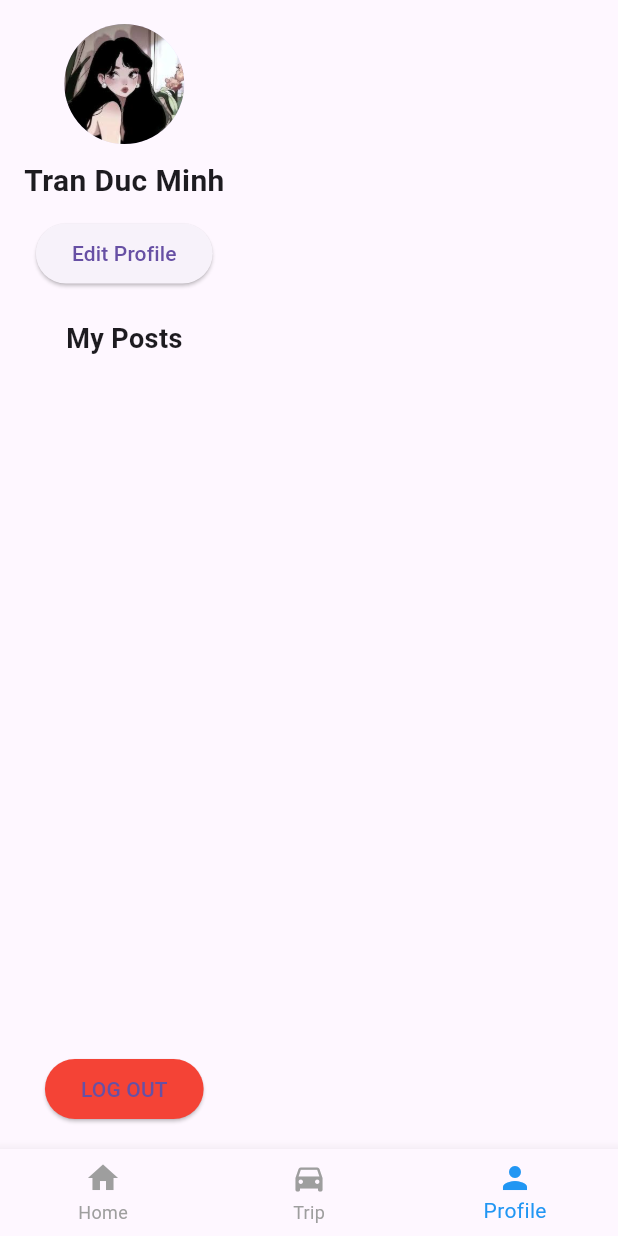
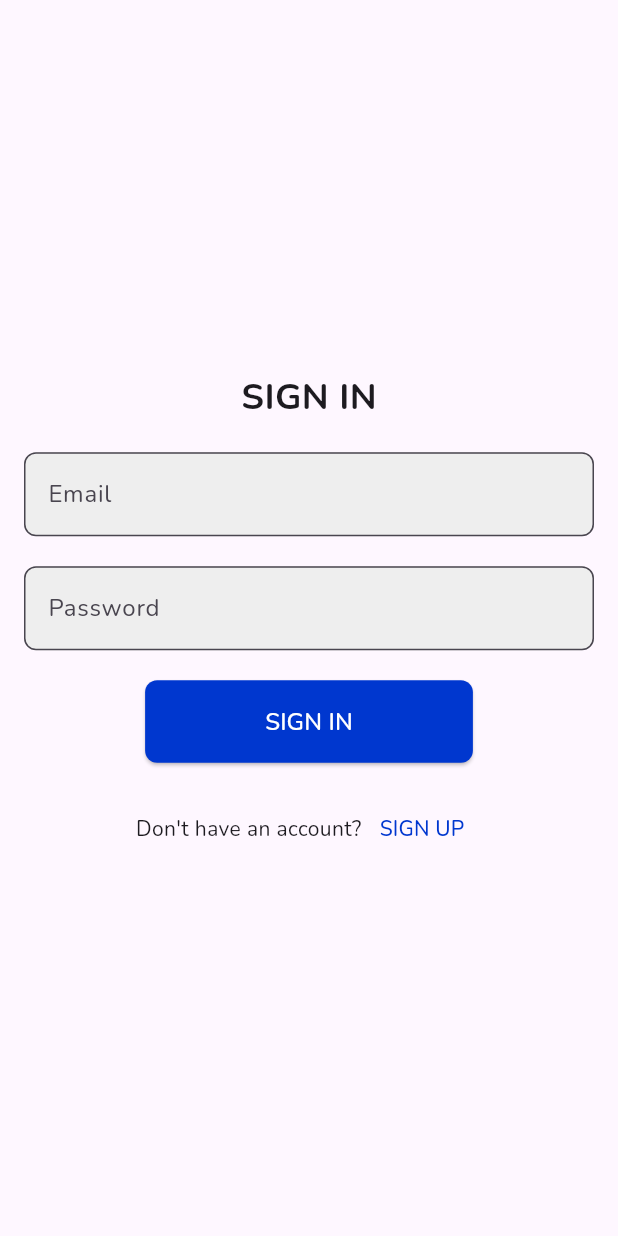
Before and after one commit to Mesh296/treval_application, a Flutter app: the screen it shows after launch, item 3 of the bottom bar chosen, after a tap on "LOG OUT", on a phone screen of 412 x 824 dp. Run offline on Flutter 3.47's test engine with Material 3 defaults, Android fonts, the light colour scheme and no system bars; our stand-ins replace google_fonts.

Commit message:
feat: create login, register page

```diff
--- a/lib/home_page.dart
+++ b/lib/home_page.dart
@@ -1,5 +1,6 @@
 //home_page
 import 'package:flutter/material.dart';
+import 'package:google_fonts/google_fonts.dart';
 
 class HomePage extends StatelessWidget {
   @override
@@ -32,13 +33,20 @@ class HomePage extends StatelessWidget {
               ),
             ),
             // For You section
-            const Padding(
+            Padding(
               padding: EdgeInsets.symmetric(horizontal: 16.0),
               child: Row(
                 mainAxisAlignment: MainAxisAlignment.spaceBetween,
                 children: [
-                  Text("For You", style: TextStyle(fontSize: 22, fontWeight: FontWeight.bold)),
-                  Text("See All >", style: TextStyle(color: Colors.blue, fontSize: 16)),
+                  Text(
+                    "For You",
+                    style: GoogleFonts.nunito(
+                      fontSize: 20,
+                      fontWeight: FontWeight.w800,
+                    ),
+                  ),
+                  Text("See All >",
+                      style: TextStyle(color: Colors.blue, fontSize: 16)),
                 ],
               ),
             ),
@@ -50,9 +58,12 @@ class HomePage extends StatelessWidget {
                   crossAxisSpacing: 10,
                   mainAxisSpacing: 10,
                   children: [
-                    _buildRecommendationCard("Moscow, Russia", "assets/images/moscow.jpg"),
-                    _buildRecommendationCard("Hoi An, Vietnam", "assets/images/hoi_an.jpg"),
-                    _buildRecommendationCard("Nha Trang, Vietnam", "assets/images/nha_trang.jpg"),
+                    _buildRecommendationCard(
+                        "Moscow, Russia", "assets/images/moscow.jpg"),
+                    _buildRecommendationCard(
+                        "Hoi An, Vietnam", "assets/images/hoi_an.jpg"),
+                    _buildRecommendationCard(
+                        "Nha Trang, Vietnam", "assets/images/nha_trang.jpg"),
                   ],
                 ),
               ),
@@ -63,8 +74,15 @@ class HomePage extends StatelessWidget {
               child: Row(
                 mainAxisAlignment: MainAxisAlignment.spaceBetween,
                 children: [
-                  Text("Hot Places", style: TextStyle(fontSize: 22, fontWeight: FontWeight.bold)),
-                  Text("See All >", style: TextStyle(color: Colors.blue, fontSize: 16)),
+                  Text(
+                    "Hot Places",
+                    style: GoogleFonts.nunito(
+                      fontSize: 20,
+                      fontWeight: FontWeight.w800,
+                    ),
+                  ),
+                  Text("See All >",
+                      style: TextStyle(color: Colors.blue, fontSize: 16)),
                 ],
               ),
             ),
@@ -76,8 +94,10 @@ class HomePage extends StatelessWidget {
                   crossAxisSpacing: 10,
                   mainAxisSpacing: 10,
                   children: [
-                    _buildHotPlaceCard("Seoul, Korea", "assets/images/seoul.jpg"),
-                    _buildHotPlaceCard("Paris, France", "assets/images/paris.jpg"),
+                    _buildHotPlaceCard(
+                        "Seoul, Korea", "assets/images/seoul.jpg"),
+                    _buildHotPlaceCard(
+                        "Paris, France", "assets/images/paris.jpg"),
                   ],
                 ),
               ),
@@ -107,7 +127,8 @@ class HomePage extends StatelessWidget {
           ),
           Padding(
             padding: const EdgeInsets.all(8.0),
-            child: Text(location, style: TextStyle(fontSize: 16, fontWeight: FontWeight.bold)),
+            child: Text(location,
+                style: TextStyle(fontSize: 14, fontWeight: FontWeight.normal)),
           ),
         ],
       ),
@@ -133,7 +154,8 @@ class HomePage extends StatelessWidget {
           ),
           Padding(
             padding: const EdgeInsets.all(8.0),
-            child: Text(location, style: TextStyle(fontSize: 16, fontWeight: FontWeight.bold)),
+            child: Text(location,
+                style: TextStyle(fontSize: 14, fontWeight: FontWeight.normal)),
           ),
         ],
       ),
--- a/lib/main.dart
+++ b/lib/main.dart
@@ -1,5 +1,6 @@
 // main.dart
 import 'package:flutter/material.dart';
+import 'package:google_fonts/google_fonts.dart';
 import 'home_page.dart';
 import 'trip_page.dart';
 import 'profile_page.dart';
@@ -14,6 +15,9 @@ class TravelPlannerApp extends StatelessWidget {
   Widget build(BuildContext context) {
     return MaterialApp(
       debugShowCheckedModeBanner: false,
+      theme: ThemeData(
+        textTheme: GoogleFonts.nunitoTextTheme(),
+      ),
       home: MainScreen(),
     );
   }
--- a/lib/profile_page.dart
+++ b/lib/profile_page.dart
@@ -1,5 +1,6 @@
 //profile_page
 import 'package:flutter/material.dart';
+import 'package:treval_application/sign_in_page.dart'; // Replace with your app's package name
 
 class ProfilePage extends StatelessWidget {
   @override
@@ -11,27 +12,38 @@ class ProfilePage extends StatelessWidget {
           child: Column(
             crossAxisAlignment: CrossAxisAlignment.center,
             children: [
-              const CircleAvatar(
+              CircleAvatar(
                 radius: 40,
                 backgroundImage: AssetImage("assets/images/profile_pic.jpg"),
               ),
-              const SizedBox(height: 10),
-              const Text("Tran Duc Minh",
-                  style: TextStyle(fontSize: 20, fontWeight: FontWeight.bold)),
-              const SizedBox(height: 10),
+              SizedBox(height: 10),
+              Text(
+                "Tran Duc Minh",
+                style: TextStyle(fontSize: 20, fontWeight: FontWeight.bold),
+              ),
+              SizedBox(height: 10),
               ElevatedButton(
-                onPressed: () {},
-                child: const Text("Edit Profile"),
+                onPressed: () {
+                  // Add edit profile logic here
+                },
+                child: Text("Edit Profile"),
               ),
-              const SizedBox(height: 20),
-              const Text("My Posts",
-                  style: TextStyle(fontSize: 18, fontWeight: FontWeight.bold)),
-              // Add a Grid/ListView for posts
-              const Spacer(),
+              SizedBox(height: 20),
+              Text(
+                "My Posts",
+                style: TextStyle(fontSize: 18, fontWeight: FontWeight.bold),
+              ),
+              Spacer(),
               ElevatedButton(
-                onPressed: () {},
+                onPressed: () {
+                  // Logout function
+                  Navigator.pushReplacement(
+                    context,
+                    MaterialPageRoute(builder: (_) => SignInPage()),
+                  );
+                },
                 style: ElevatedButton.styleFrom(backgroundColor: Colors.red),
-                child: const Text("LOG OUT"),
+                child: Text("LOG OUT"),
               ),
             ],
           ),
--- /dev/null
+++ b/lib/sign_in_page.dart
@@ -0,0 +1,95 @@
+import 'package:flutter/material.dart';
+import 'package:treval_application/main.dart';
+import 'package:treval_application/sign_up_page.dart';
+
+class SignInPage extends StatelessWidget {
+  final TextEditingController emailController = TextEditingController();
+  final TextEditingController passwordController = TextEditingController();
+
+  @override
+  Widget build(BuildContext context) {
+    return Scaffold(
+      body: SafeArea(
+        child: Padding(
+          padding: const EdgeInsets.all(16.0),
+          child: Column(
+            mainAxisAlignment: MainAxisAlignment.center,
+            children: [
+              Text(
+                "SIGN IN",
+                style: TextStyle(fontSize: 24, fontWeight: FontWeight.bold),
+              ),
+              SizedBox(height: 20),
+              TextField(
+                controller: emailController,
+                decoration: InputDecoration(
+                  labelText: "Email",
+                  border: OutlineInputBorder(
+                    borderRadius: BorderRadius.circular(8),
+                  ),
+                  filled: true,
+                  fillColor: Colors.grey[200],
+                ),
+              ),
+              SizedBox(height: 20),
+              TextField(
+                controller: passwordController,
+                decoration: InputDecoration(
+                  labelText: "Password",
+                  border: OutlineInputBorder(
+                    borderRadius: BorderRadius.circular(8),
+                  ),
+                  filled: true,
+                  fillColor: Colors.grey[200],
+                ),
+                obscureText: true,
+              ),
+              SizedBox(height: 20),
+              ElevatedButton(
+                onPressed: () {
+                  // Simulate successful sign in
+                  Navigator.pushReplacement(
+                    context,
+                    MaterialPageRoute(builder: (_) => MainScreen()),
+                  );
+                },
+                style: ElevatedButton.styleFrom(
+                  backgroundColor: Color(0xFF0037CF), // Blue color #0037CF
+                  padding: EdgeInsets.symmetric(vertical: 16, horizontal: 80),
+                  shape: RoundedRectangleBorder(
+                    borderRadius: BorderRadius.circular(8),
+                  ),
+                ),
+                child: Text(
+                  "SIGN IN",
+                  style: TextStyle(fontSize: 16, color: Colors.white),
+                ),
+              ),
+              SizedBox(height: 10),
+
+              SizedBox(height: 10),
+              Row(
+                mainAxisAlignment: MainAxisAlignment.center,
+                children: [
+                  Text("Don't have an account?"),
+                  TextButton(
+                    onPressed: () {
+                      Navigator.pushReplacement(
+                        context,
+                        MaterialPageRoute(builder: (_) => SignUpPage()),
+                      );
+                    },
+                    child: Text(
+                      "SIGN UP",
+                      style: TextStyle(color: Color(0xFF0037CF)),
+                    ),
+                  ),
+                ],
+              ),
+            ],
+          ),
+        ),
+      ),
+    );
+  }
+}
--- a/pubspec.yaml
+++ b/pubspec.yaml
@@ -30,6 +30,8 @@ environment:
 dependencies:
   flutter:
     sdk: flutter
+  google_fonts: ^6.2.1
+  path_provider: ^2.1.4
 
 
   # The following adds the Cupertino Icons font to your application.
```
Also changed, not shown: lib/sign_up_page.dart (added, +147 -0 lines), pubspec.lock, 1 other file.
